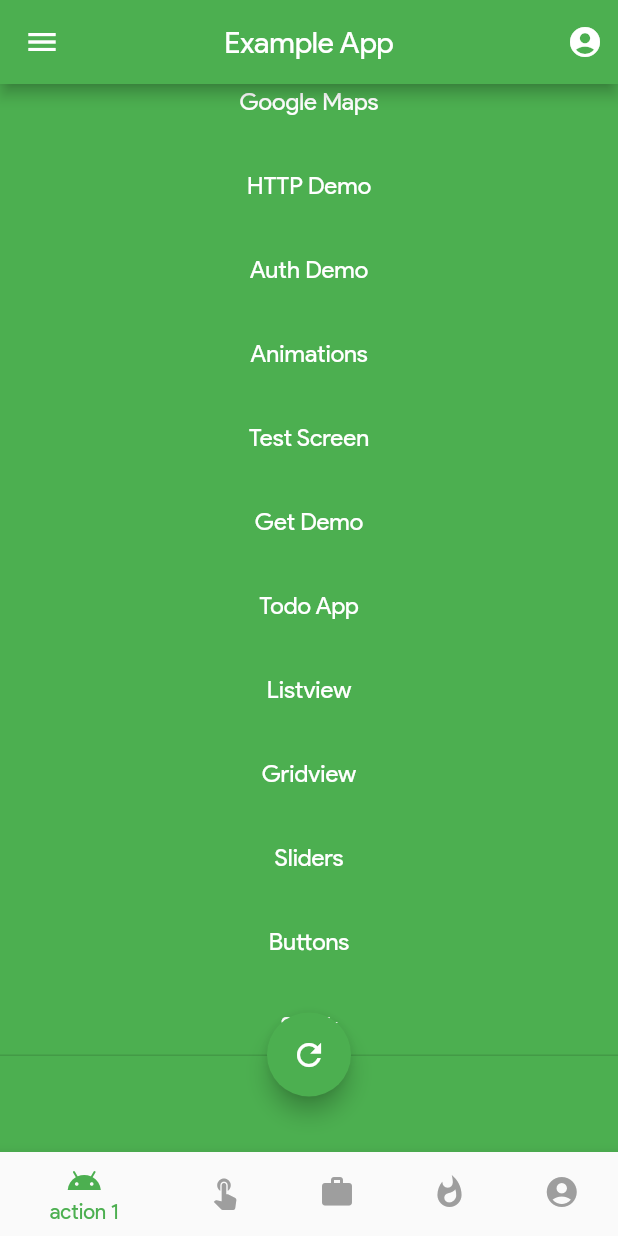
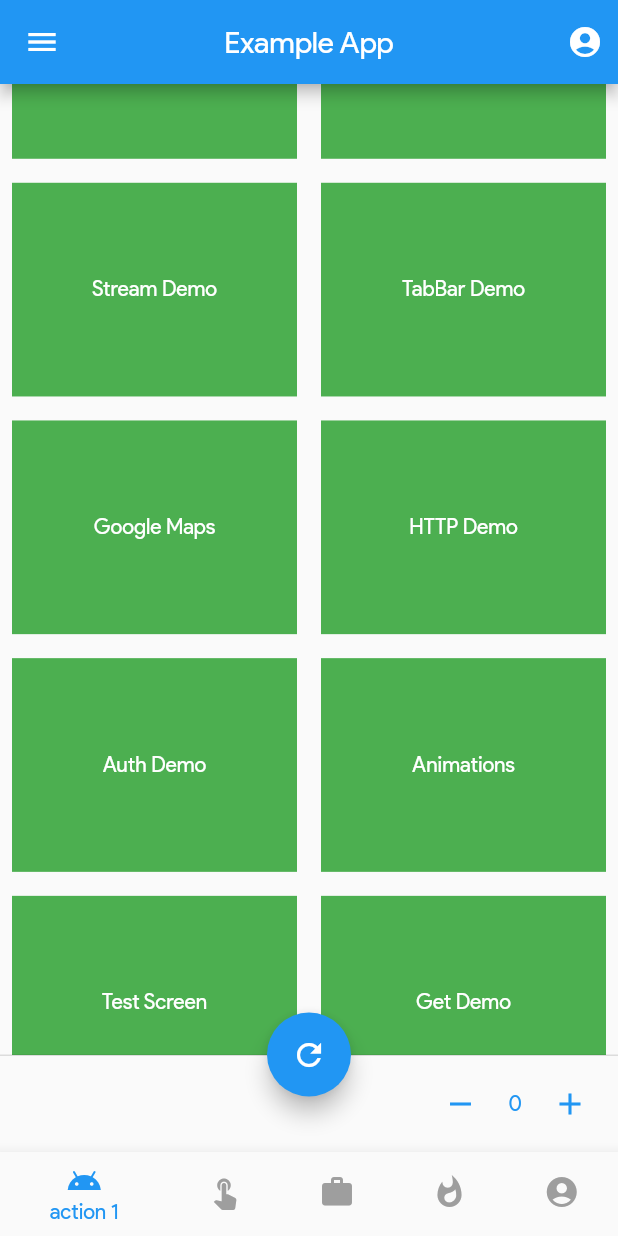
Before and after one commit to madhavtripathi05/Flutter-Examples, a Flutter app: the screen it shows after launch, scrolled down 576 dp, after a tap on the "remove" icon, on a phone screen of 412 x 824 dp. Run offline on Flutter 3.47's test engine with Material 2 defaults, Android fonts, the phone set to English and light mode, and no system bars; our stand-ins replace firebase_auth, firebase_core, flutter_icons, flutter_typeahead, geolocator, get and 8 more; accounts and stored records are empty.

Commit message:
added web specific code for Firebase Auth. updated layout of scaffold Widget.

```diff
--- a/material_app/lib/screens/animations/animations_screen.dart
+++ b/material_app/lib/screens/animations/animations_screen.dart
@@ -1,7 +1,6 @@
 import 'package:flutter/material.dart';
 // import 'package:animations/animations.dart';
 import 'package:flutter_icons/flutter_icons.dart';
-import '../screens.dart';
 
 class AnimationsScreen extends StatefulWidget {
   static const routeName = '/animations-screen';
--- a/material_app/lib/screens/basics/scaffold_widget.dart
+++ b/material_app/lib/screens/basics/scaffold_widget.dart
@@ -1,8 +1,8 @@
 import 'dart:math';
 import 'package:flutter/material.dart';
+import 'package:get/get.dart';
 
 import '../screens.dart';
-import '../../screens/screens.dart';
 
 class ScaffoldWidget extends StatefulWidget {
   static const routeName = '/scaffold-widget';
@@ -26,6 +26,7 @@ class _ScaffoldWidgetState extends State<ScaffoldWidget> {
   ];
   int counter = 0;
   int selectedIndex = 0;
+  bool view = false;
   List<Map<String, String>> titles = [
     {'Navigation Rail Demo': NavigationRailDemo.routeName},
     {'Async/Await/Future': AsyncAwait.routeName},
@@ -51,13 +52,16 @@ class _ScaffoldWidgetState extends State<ScaffoldWidget> {
     {'Stack': StackWidget.routeName},
     {'Form': FormsDemo.routeName},
   ];
-  void changeColor() =>
-      setState(() => myColor = colors[Random().nextInt(colors.length)]);
+  void changeColor() => setState(() {
+        myColor = colors[Random().nextInt(colors.length)];
+        view = !view;
+      });
   void increment() => setState(() => counter++);
   void decrement() => setState(() => counter > 0 ? counter-- : null);
 
   @override
   Widget build(BuildContext context) {
+    print(Get.height);
     return Scaffold(
       /*top area of your app where you can provide different things like
       title of app, set custom actions*/
@@ -75,38 +79,7 @@ class _ScaffoldWidgetState extends State<ScaffoldWidget> {
           ),
         ],
       ),
-      body: Center(
-        child: SingleChildScrollView(
-          child: Column(
-            children: <Widget>[
-              for (var i = 0; i < titles.length; i++) ...[
-                // FlatButton(
-                //   // padding: EdgeInsets.symmetric(horizontal: 10, vertical: 5),
-                //   color: myColor,
-                //   textColor: Colors.white,
-                //   onPressed: () =>
-                //       Navigator.pushNamed(context, titles[i].values.first),
-                //   child: Text(
-                //     titles[i].keys.first,
-                //     textAlign: TextAlign.center,
-                //   ),
-                // ),
-                ListTile(
-                  title: Text(
-                    titles[i].keys.first,
-                    textAlign: TextAlign.center,
-                    style: TextStyle(color: Colors.white),
-                  ),
-                  tileColor: colors[Random().nextInt(colors.length)],
-                  onTap: () =>
-                      Navigator.pushNamed(context, titles[i].values.first),
-                ),
-              ],
-              SizedBox(height: 30)
-            ],
-          ),
-        ),
-      ),
+      body: view ? buildListView() : buildGridView(),
       drawer: Drawer(
         child: ListView(
           children: <Widget>[
@@ -159,7 +132,6 @@ class _ScaffoldWidgetState extends State<ScaffoldWidget> {
         IconButton(
             icon: Icon(Icons.remove),
             onPressed: () {
-              changeColor();
               decrement();
             },
             color: myColor),
@@ -167,7 +139,6 @@ class _ScaffoldWidgetState extends State<ScaffoldWidget> {
         IconButton(
             icon: Icon(Icons.add),
             onPressed: () {
-              changeColor();
               increment();
             },
             color: myColor),
@@ -176,7 +147,6 @@ class _ScaffoldWidgetState extends State<ScaffoldWidget> {
           selectedItemColor: myColor,
           onTap: (val) {
             setState(() => selectedIndex = val);
-            changeColor();
           },
           unselectedItemColor: Colors.grey,
           currentIndex: selectedIndex,
@@ -194,4 +164,49 @@ class _ScaffoldWidgetState extends State<ScaffoldWidget> {
           ]),
     );
   }
+
+  Widget buildListView() {
+    return ListView(
+      children: <Widget>[
+        for (var i = 0; i < titles.length; i++) ...[
+          Padding(
+            padding: const EdgeInsets.all(8.0),
+            child: ListTile(
+              title: Text(
+                titles[i].keys.first,
+                textAlign: TextAlign.center,
+                style: TextStyle(color: Colors.white),
+              ),
+              tileColor: colors[Random().nextInt(colors.length)],
+              onTap: () => Navigator.pushNamed(context, titles[i].values.first),
+            ),
+          ),
+        ],
+        SizedBox(height: 30)
+      ],
+    );
+  }
+
+  Widget buildGridView() {
+    return GridView.builder(
+        itemCount: titles.length,
+        gridDelegate: SliverGridDelegateWithFixedCrossAxisCount(
+            crossAxisCount: Get.width > 600 ? 4 : 2, childAspectRatio: 1.3),
+        itemBuilder: (ctx, i) {
+          return GestureDetector(
+            onTap: () => Navigator.pushNamed(context, titles[i].values.first),
+            child: Container(
+              margin: EdgeInsets.all(8),
+              color: colors[Random().nextInt(colors.length)],
+              child: Center(
+                child: Text(
+                  titles[i].keys.first,
+                  textAlign: TextAlign.center,
+                  style: TextStyle(color: Colors.white),
+                ),
+              ),
+            ),
+          );
+        });
+  }
 }
--- a/material_app/lib/screens/firebase/init_firebase.dart
+++ b/material_app/lib/screens/firebase/init_firebase.dart
@@ -10,7 +10,8 @@ class InitFirebaseApp extends StatelessWidget {
       future: Firebase.initializeApp(),
       builder: (context, snapshot) {
         if (snapshot.hasError)
-          return Center(child: Icon(FlutterIcons.error_mdi));
+          return MaterialApp(
+              home: Center(child: Text('Error:${snapshot.error}')));
 
         if (snapshot.connectionState == ConnectionState.done) return MyApp();
 
--- a/material_app/lib/services/firebase_auth_service.dart
+++ b/material_app/lib/services/firebase_auth_service.dart
@@ -24,7 +24,6 @@ class FirebaseAuthService {
     try {
       UserCredential userCred = await auth.createUserWithEmailAndPassword(
           email: email, password: pass);
-
       print(userCred.user.uid);
     } on FirebaseAuthException catch (e) {
       //* also you can handle some exceptions
@@ -64,7 +63,7 @@ class FirebaseAuthService {
   }
 
   //* sign out current logged in user
-  Future<void> signOut() async => await FirebaseAuth.instance.signOut();
+  Future<void> signOut() async => await auth.signOut();
 
   //* Google sign in
   //* don't forget to add google_sign_in dependency in pubspec
--- a/material_app/pubspec.yaml
+++ b/material_app/pubspec.yaml
@@ -19,6 +19,7 @@ environment:
 dependencies:
   firebase_core: ^0.5.0
   firebase_auth: ^0.18.0+1
+  google_sign_in: ^4.5.3
   flutter_typeahead: ^1.8.7
   get: ^3.4.1
   local_auth: ^0.6.2+3
@@ -40,7 +41,6 @@ dependencies:
     sdk: flutter
     # The following adds the Cupertino Icons font to your application.
     # Use with the CupertinoIcons class for iOS style icons.
-  google_sign_in: ^4.5.3
 
 dev_dependencies:
   flutter_test:
```
Also changed, not shown: material_app/lib/screens/firebase/firebase_auth_screen.dart (+21 -5 lines), 1 other file.
